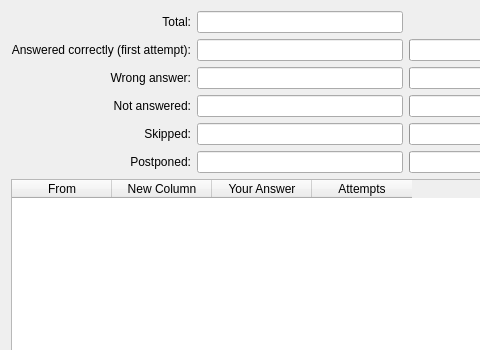
The window that src/practice/practicesummarywidget.ui (KDE/parley) describes before a commit, drawn with Qt 5; both pictures show x 0 to 480 and y 0 to 350 of the 625 by 565 pixel window.
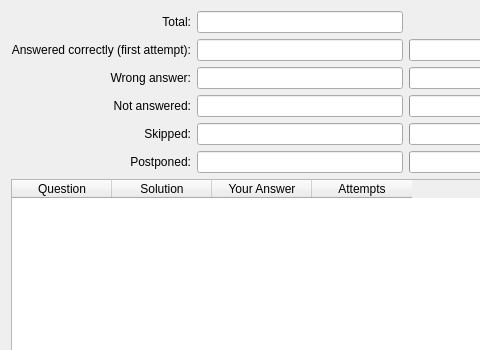
The same window after the commit. Custom widgets are drawn as their Qt base class.

Commit message: fix the table headings

What changed in the file:
```diff
--- a/src/practice/practicesummarywidget.ui
+++ b/src/practice/practicesummarywidget.ui
@@ -177,12 +177,12 @@
     <widget class="QTableWidget" name="tableWidget">
      <column>
       <property name="text">
-       <string>From</string>
+       <string>Question</string>
       </property>
      </column>
      <column>
       <property name="text">
-       <string>New Column</string>
+       <string>Solution</string>
       </property>
      </column>
      <column>
```
